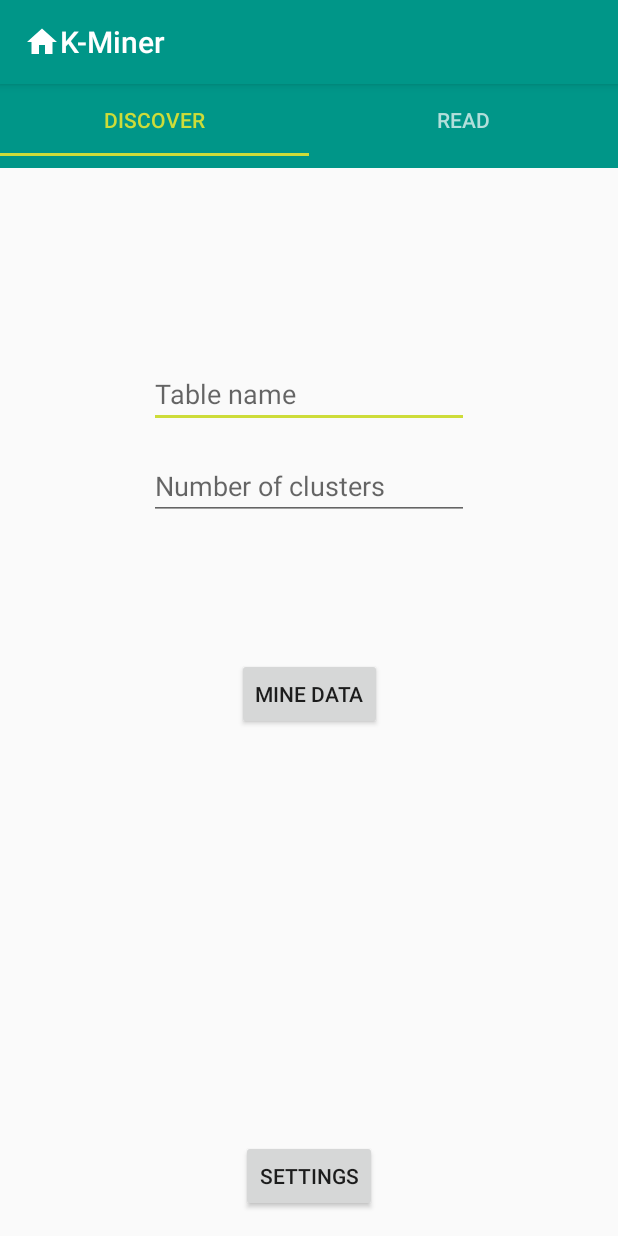
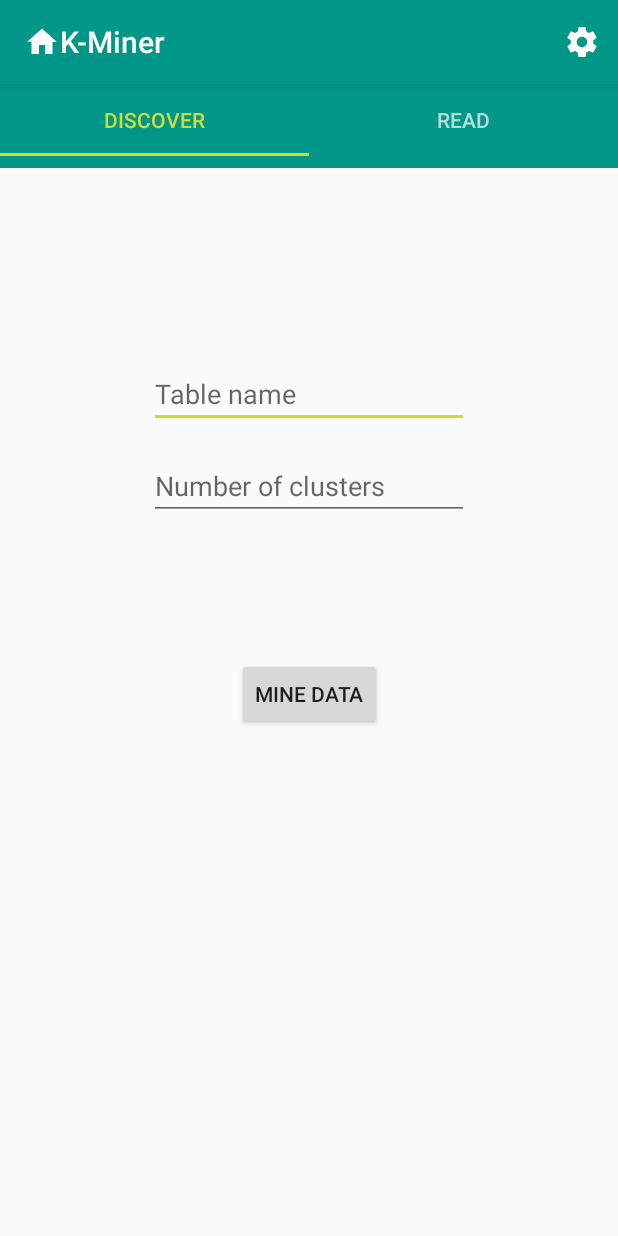
Before and after one commit to PRFina/MAP-KMeans-AndroidClient, an Android app: the screen it shows after launch (MainActivity), on a phone screen of 412 x 824 dp. Run offline under Robolectric (Android 15) with nearby library versions, the phone set to English and light mode, and no system bars.

Commit message:
Replace settings button with menu in action bar

```diff
--- a/app/src/main/java/it/kminer/activities/main/MainActivity.java
+++ b/app/src/main/java/it/kminer/activities/main/MainActivity.java
@@ -11,6 +11,8 @@
 import android.support.v7.app.AppCompatActivity;
 import android.os.Bundle;
 import android.util.Log;
+import android.view.Menu;
+import android.view.MenuItem;
 import android.view.View;
 import android.widget.Button;
 
@@ -66,14 +68,6 @@
         registerReceiver( connectivityReceiver,
                 new IntentFilter(ConnectivityManager.CONNECTIVITY_ACTION));
 
-        // Start settings activity
-        Button settingsBtn = findViewById(R.id.activity_main_btn_settings);
-        settingsBtn.setOnClickListener(new View.OnClickListener() {
-            @Override
-            public void onClick(View view) {
-                startActivity(new Intent(MainActivity.this, SettingsActivity.class));
-            }
-        });
     }
 
 
@@ -94,6 +88,24 @@
         }
     }
 
+    // create an action bar button
+    @Override
+    public boolean onCreateOptionsMenu(Menu menu) {
+        getMenuInflater().inflate(R.menu.action_bar_menu, menu);
+        return super.onCreateOptionsMenu(menu);
+    }
+
+    // handle button activities
+    @Override
+    public boolean onOptionsItemSelected(MenuItem item) {
+        int id = item.getItemId();
+
+        if (id == R.id.settings_button) {
+            startActivity(new Intent(MainActivity.this, SettingsActivity.class));
+        }
+        return super.onOptionsItemSelected(item);
+    }
+
     /**
      * Helper method where instantiate the fragments for the tabPageAdapter
      */
--- /dev/null
+++ b/app/src/main/res/drawable/ic_settings_black_24dp.xml
@@ -0,0 +1,5 @@
+<vector android:height="24dp" android:tint="#FFFFFF"
+    android:viewportHeight="24.0" android:viewportWidth="24.0"
+    android:width="24dp" xmlns:android="http://schemas.android.com/apk/res/android">
+    <path android:fillColor="#FF000000" android:pathData="M19.43,12.98c0.04,-0.32 0.07,-0.64 0.07,-0.98s-0.03,-0.66 -0.07,-0.98l2.11,-1.65c0.19,-0.15 0.24,-0.42 0.12,-0.64l-2,-3.46c-0.12,-0.22 -0.39,-0.3 -0.61,-0.22l-2.49,1c-0.52,-0.4 -1.08,-0.73 -1.69,-0.98l-0.38,-2.65C14.46,2.18 14.25,2 14,2h-4c-0.25,0 -0.46,0.18 -0.49,0.42l-0.38,2.65c-0.61,0.25 -1.17,0.59 -1.69,0.98l-2.49,-1c-0.23,-0.09 -0.49,0 -0.61,0.22l-2,3.46c-0.13,0.22 -0.07,0.49 0.12,0.64l2.11,1.65c-0.04,0.32 -0.07,0.65 -0.07,0.98s0.03,0.66 0.07,0.98l-2.11,1.65c-0.19,0.15 -0.24,0.42 -0.12,0.64l2,3.46c0.12,0.22 0.39,0.3 0.61,0.22l2.49,-1c0.52,0.4 1.08,0.73 1.69,0.98l0.38,2.65c0.03,0.24 0.24,0.42 0.49,0.42h4c0.25,0 0.46,-0.18 0.49,-0.42l0.38,-2.65c0.61,-0.25 1.17,-0.59 1.69,-0.98l2.49,1c0.23,0.09 0.49,0 0.61,-0.22l2,-3.46c0.12,-0.22 0.07,-0.49 -0.12,-0.64l-2.11,-1.65zM12,15.5c-1.93,0 -3.5,-1.57 -3.5,-3.5s1.57,-3.5 3.5,-3.5 3.5,1.57 3.5,3.5 -1.57,3.5 -3.5,3.5z"/>
+</vector>
--- a/app/src/main/res/layout/activity_main.xml
+++ b/app/src/main/res/layout/activity_main.xml
@@ -29,14 +29,4 @@
 
     </android.support.v4.view.ViewPager>
 
-    <Button
-        android:id="@+id/activity_main_btn_settings"
-        android:layout_width="wrap_content"
-        android:layout_height="wrap_content"
-        android:layout_marginBottom="16dp"
-        android:text="Settings"
-        app:layout_constraintBottom_toBottomOf="parent"
-        app:layout_constraintEnd_toEndOf="parent"
-        app:layout_constraintStart_toStartOf="parent" />
-
 </android.support.constraint.ConstraintLayout>
--- /dev/null
+++ b/app/src/main/res/menu/action_bar_menu.xml
@@ -0,0 +1,9 @@
+<menu xmlns:android="http://schemas.android.com/apk/res/android"
+    xmlns:app="http://schemas.android.com/apk/res-auto">
+    <item
+        android:id="@+id/settings_button"
+        android:title=""
+        app:showAsAction="always"
+        android:icon="@drawable/ic_settings_black_24dp"
+        />
+</menu>
```
